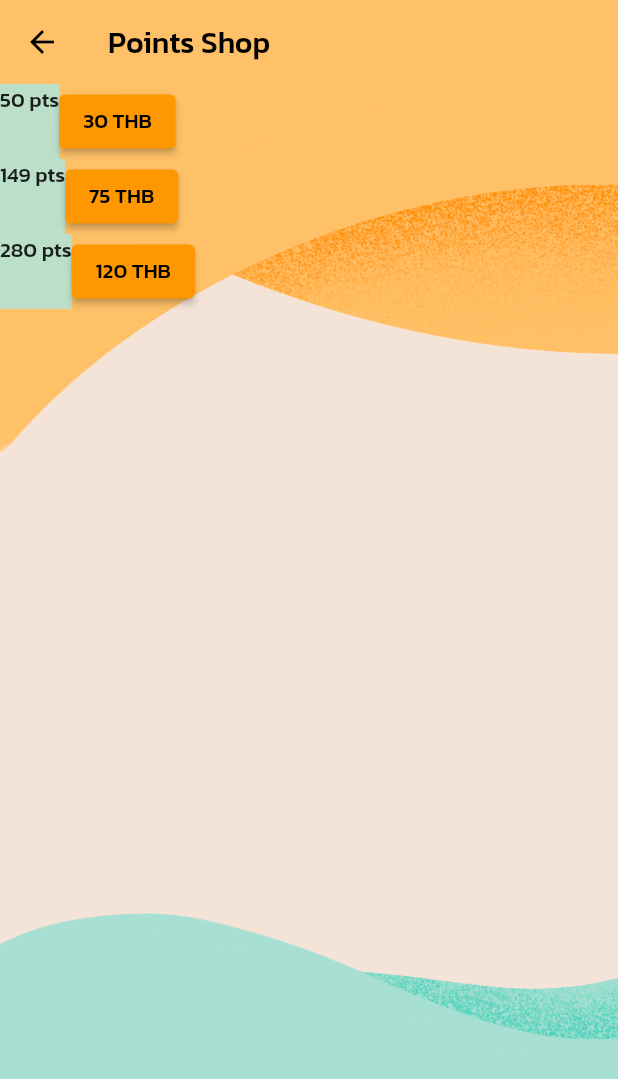
After one commit to Food-Busters/food_busters, a Flutter app: the PointsShopPage screen opened directly, on a phone screen of 412 x 824 dp. The commit adds this screen. Shown: the top 1079 px of the screen. Run offline on Flutter 3.47's test engine with Material 2 defaults, Android fonts, the phone set to English and light mode, and no system bars; our stand-ins replace camera, flutter_toggle_tab, form_field_validator, package_info_plus; missing offline and left inert: dart:html; generated files the repository leaves out were written again; network calls fail.

Commit message:
1.0.0+50

```diff
--- /dev/null
+++ b/lib/data/dummy_points.dart
@@ -0,0 +1,16 @@
+import 'dart:html';
+
+import "package:food_busters/models/points_price.dart";
+
+Future<List<PointsPrice>> getPointsPriceData() async {
+// * Simulate Server Request
+  await Future.delayed(
+    const Duration(milliseconds: 1000),
+  );
+
+  return [
+    PointsPrice(points: 50, price: 30),
+    PointsPrice(points: 149, price: 75),
+    PointsPrice(points: 280, price: 120)
+  ];
+}
--- a/lib/data/dummy_restaurant.dart
+++ b/lib/data/dummy_restaurant.dart
@@ -26,7 +26,7 @@ Future<List<RestaurantMenu>> getRestaurantData() async {
       healthiness: 2,
     ),
     RestaurantMenu(
-      menuName: "Caffe Cappuccino",
+      menuName: "Caffè Cappuccino",
       restaurantName: "Rabbit House",
       menuPicture:
           "https://encrypted-tbn0.gstatic.com/images?q=tbn:ANd9GcTHgwfgYIN2UMP3_auhwsJnOAow2lmXlj_7EQ&usqp=CAU",
--- a/lib/l10n/app_en.arb
+++ b/lib/l10n/app_en.arb
@@ -50,5 +50,7 @@
     "exchange": "Exchange",
     "exchange_complete": "Completed! Time to enjoy.",
     "n_days_pass": "{n} days pass",
-    "press_to_exchange": "Press to Exchange"
+    "press_to_exchange": "Press to Exchange",
+    "points_shop": "Points Shop",
+    "buy": "BUY"
 }
--- a/lib/l10n/app_th.arb
+++ b/lib/l10n/app_th.arb
@@ -50,5 +50,7 @@
     "exchange": "แลก",
     "exchange_complete": "สำเร็จ! ได้เวลาอร่อย",
     "n_days_pass": "{n} วัน",
-    "press_to_exchange": "กดเพื่อแลก"
+    "press_to_exchange": "กดเพื่อแลก",
+    "points_shop": "ร้านค้าแต้ม",
+    "buy": "ซื้อ"
 }
--- /dev/null
+++ b/lib/models/points_price.dart
@@ -0,0 +1,19 @@
+import "dart:convert";
+
+PointsPrice pointsPriceFromJson(String str) =>
+    PointsPrice.fromJson(json.decode(str));
+
+class PointsPrice {
+  int points;
+  int price;
+
+  PointsPrice({
+    required this.points,
+    required this.price,
+  });
+
+  factory PointsPrice.fromJson(Map<String, dynamic> json) => PointsPrice(
+        points: json["points"],
+        price: json["price"],
+      );
+}
--- a/lib/styles/styles.dart
+++ b/lib/styles/styles.dart
@@ -7,7 +7,7 @@ final loginRegisterBtn = ElevatedButton.styleFrom(
 
 final tanBtn = ElevatedButton.styleFrom(
   padding: const EdgeInsets.all(12.0),
-  primary: const Color(0xFFF4E4D8),
+  primary: tan,
 );
 
 const smallStyle = TextStyle(fontSize: 20, fontWeight: FontWeight.bold);
@@ -16,3 +16,4 @@ const bigStyle = TextStyle(fontSize: 28, fontWeight: FontWeight.bold);
 const lightOrange = Color(0xFFFFC068);
 const lightGreen = Color(0xFFBBDFC8);
 const green = Color(0xFF5DC7AB);
+const tan = Color(0xFFF4E4D8);
--- /dev/null
+++ b/lib/views/points/points_shop.dart
@@ -0,0 +1,67 @@
+import "package:flutter/material.dart";
+import "package:flutter_gen/gen_l10n/app_localizations.dart";
+import "package:food_busters/components/background.dart";
+import "package:food_busters/data/dummy_points.dart";
+import "package:food_busters/models/points_price.dart";
+import "package:food_busters/styles/styles.dart";
+
+class PointsShopPage extends StatefulWidget {
+  const PointsShopPage({Key? key}) : super(key: key);
+
+  @override
+  _PointsShopPageState createState() => _PointsShopPageState();
+}
+
+class _PointsShopPageState extends State<PointsShopPage> {
+  @override
+  Widget build(BuildContext context) {
+    final text = AppLocalizations.of(context)!;
+
+    return Scaffold(
+      backgroundColor: tan,
+      extendBodyBehindAppBar: true,
+      appBar: AppBar(
+        title: Text(text.points_shop),
+        backgroundColor: Colors.transparent,
+        elevation: 0,
+      ),
+      body: Stack(
+        children: [
+          bgImage("clouds/bottom_aqua.png"),
+          bgImage("clouds/top_orange.png"),
+          Center(
+            child: FutureBuilder<List<PointsPrice>>(
+              future: getPointsPriceData(),
+              builder: (context, snapshot) {
+                if (snapshot.connectionState == ConnectionState.done) {
+                  final data = snapshot.data!;
+                  return ListView.builder(
+                    itemCount: data.length,
+                    itemBuilder: (context, index) {
+                      final menu = data[index];
+                      return Row(
+                        children: [
+                          Container(
+                            height: 50,
+                            decoration: const BoxDecoration(color: lightGreen),
+                            child: Text("${menu.points} ${text.points}"),
+                          ),
+                          ElevatedButton(
+                            onPressed: () {},
+                            child: Text("${menu.price} THB"),
+                          ),
+                        ],
+                      );
+                    },
+                  );
+                } else {
+                  return const CircularProgressIndicator();
+                }
+              },
+            ),
+          )
+        ],
+      ),
+    );
+  }
+}
--- a/pubspec.yaml
+++ b/pubspec.yaml
@@ -15,7 +15,7 @@ publish_to: "none" # Remove this line if you wish to publish to pub.dev
 # In iOS, build-name is used as CFBundleShortVersionString while build-number used as CFBundleVersion.
 # Read more about iOS versioning at
 # https://developer.apple.com/library/archive/documentation/General/Reference/InfoPlistKeyReference/Articles/CoreFoundationKeys.html
-version: 1.0.0+40
+version: 1.0.0+50
 
 environment:
   sdk: ">=2.12.0 <3.0.0"
```
Also changed, not shown: lib/views/points/exchange.dart (+14 -3 lines), lib/views/points/points.dart (+21 -6 lines).
